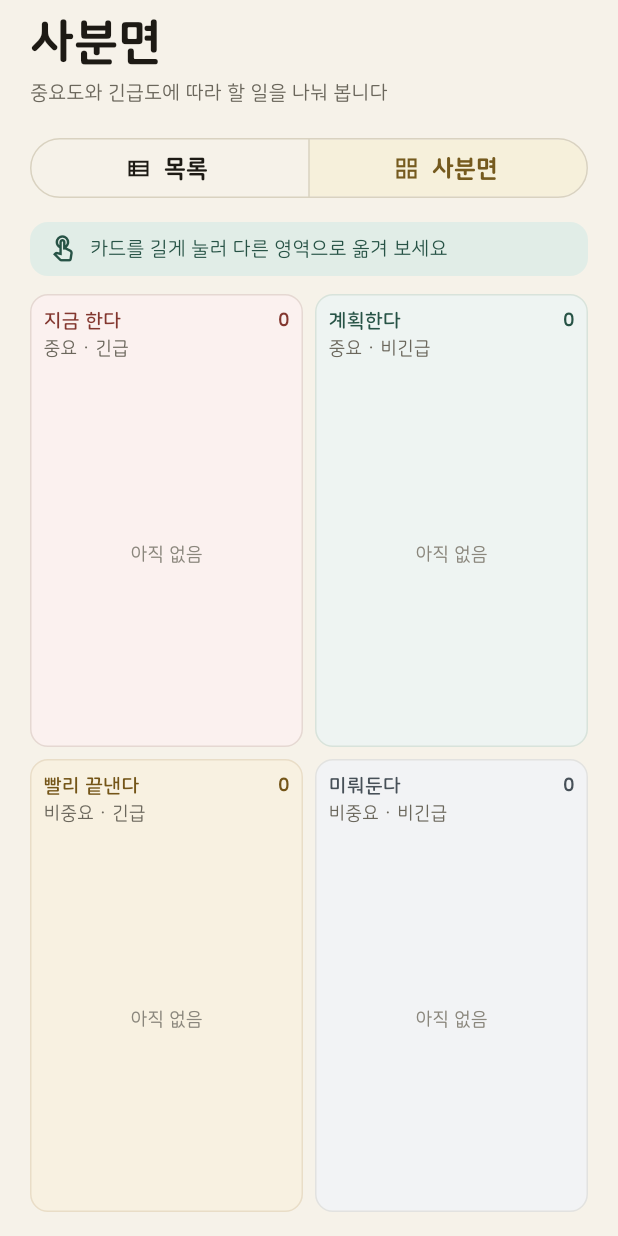
After one commit to endl24/Do-it, a Flutter app: the screen it shows after launch, after a tap on "사분면", on a phone screen of 412 x 824 dp. The commit adds this screen. Run offline on Flutter 3.47's test engine with Material 3 defaults, Android fonts, the light colour scheme and no system bars; our stand-ins replace sqflite; accounts and stored records are empty.

Commit message:
feat: 할 일 사분면 조회 화면 구현

```diff
--- a/app/lib/screens/todo_list/todo_list_screen.dart
+++ b/app/lib/screens/todo_list/todo_list_screen.dart
@@ -11,7 +11,9 @@ import '../../widgets/page_header.dart';
 import '../../widgets/todo_card.dart';
 import '../home/todo_controller.dart';
 import '../todo_detail/todo_detail_screen.dart';
+import '../todo_quadrant/todo_quadrant_screen.dart';
 import 'todo_form_sheet.dart';
+import 'widgets/todo_view_switcher.dart';
 
 class TodoListScreen extends StatefulWidget {
   const TodoListScreen({super.key, this.repository});
@@ -52,6 +54,13 @@ class _TodoListScreenState extends State<TodoListScreen> {
                     ? '저장된 할 일을 불러오는 중입니다'
                     : '남은 할 일 ${_controller.incompleteCount}개',
               ),
+              TodoViewSwitcher(
+                selected: TodoViewMode.list,
+                onChanged: (mode) {
+                  if (mode == TodoViewMode.quadrant) _openQuadrant();
+                },
+              ),
+              const SizedBox(height: AppSpacing.xs),
               _FilterBar(
                 selected: _controller.filter,
                 onSelected: _controller.setFilter,
@@ -169,6 +178,14 @@ class _TodoListScreenState extends State<TodoListScreen> {
       TodoDetailResult.deleted => '할 일을 삭제했습니다.',
     };
     _showResult(true, successMessage: message);
+  }
+
+  Future<void> _openQuadrant() async {
+    await Navigator.of(context).push<void>(
+      MaterialPageRoute(
+        builder: (_) => TodoQuadrantScreen(controller: _controller),
+      ),
+    );
   }
 
   Future<void> _toggle(Todo todo) async {
--- /dev/null
+++ b/app/lib/screens/todo_list/widgets/todo_view_switcher.dart
@@ -0,0 +1,45 @@
+import 'package:flutter/material.dart';
+
+import '../../../core/theme/app_spacing.dart';
+
+enum TodoViewMode { list, quadrant }
+
+class TodoViewSwitcher extends StatelessWidget {
+  const TodoViewSwitcher({
+    required this.selected,
+    required this.onChanged,
+    super.key,
+  });
+
+  final TodoViewMode selected;
+  final ValueChanged<TodoViewMode> onChanged;
+
+  @override
+  Widget build(BuildContext context) {
+    return Padding(
+      padding: const EdgeInsets.symmetric(
+        horizontal: AppSpacing.screenHorizontal,
+      ),
+      child: SizedBox(
+        width: double.infinity,
+        child: SegmentedButton<TodoViewMode>(
+          showSelectedIcon: false,
+          segments: const [
+            ButtonSegment(
+              value: TodoViewMode.list,
+              icon: Icon(Icons.view_list_outlined),
+              label: Text('목록'),
+            ),
+            ButtonSegment(
+              value: TodoViewMode.quadrant,
+              icon: Icon(Icons.grid_view_outlined),
+              label: Text('사분면'),
+            ),
+          ],
+          selected: {selected},
+          onSelectionChanged: (values) => onChanged(values.single),
+        ),
+      ),
+    );
+  }
+}
--- /dev/null
+++ b/app/lib/screens/todo_quadrant/todo_quadrant_screen.dart
@@ -0,0 +1,312 @@
+import 'package:flutter/material.dart';
+
+import '../../core/theme/app_colors.dart';
+import '../../core/theme/app_spacing.dart';
+import '../../core/theme/app_typography.dart';
+import '../../models/todo.dart';
+import '../../widgets/page_header.dart';
+import '../../widgets/todo_card.dart';
+import '../home/todo_controller.dart';
+import '../todo_detail/todo_detail_screen.dart';
+import '../todo_list/widgets/todo_view_switcher.dart';
+
+class TodoQuadrantScreen extends StatelessWidget {
+  const TodoQuadrantScreen({required this.controller, super.key});
+
+  final TodoController controller;
+
+  @override
+  Widget build(BuildContext context) {
+    return Scaffold(
+      body: SafeArea(
+        child: AnimatedBuilder(
+          animation: controller,
+          builder: (context, _) => Column(
+            children: [
+              const PageHeader(
+                title: '사분면',
+                subtitle: '중요도와 긴급도에 따라 할 일을 나눠 봅니다',
+              ),
+              TodoViewSwitcher(
+                selected: TodoViewMode.quadrant,
+                onChanged: (mode) {
+                  if (mode == TodoViewMode.list) Navigator.of(context).pop();
+                },
+              ),
+              const Padding(
+                padding: EdgeInsets.fromLTRB(
+                  AppSpacing.screenHorizontal,
+                  AppSpacing.sm,
+                  AppSpacing.screenHorizontal,
+                  AppSpacing.sm,
+                ),
+                child: _MoveGuide(),
+              ),
+              Expanded(
+                child: Padding(
+                  padding: const EdgeInsets.fromLTRB(
+                    AppSpacing.screenHorizontal,
+                    0,
+                    AppSpacing.screenHorizontal,
+                    AppSpacing.md,
+                  ),
+                  child: _QuadrantGrid(
+                    controller: controller,
+                    onOpenDetail: (todo) => _openDetail(context, todo),
+                    onMoveFailed: () => _showMessage(
+                      context,
+                      controller.errorMessage ?? '분류를 변경하지 못했습니다.',
+                    ),
+                  ),
+                ),
+              ),
+            ],
+          ),
+        ),
+      ),
+    );
+  }
+
+  Future<void> _openDetail(BuildContext context, Todo todo) async {
+    final result = await Navigator.of(context).push<TodoDetailResult>(
+      MaterialPageRoute(
+        builder: (_) => TodoDetailScreen(
+          todo: todo,
+          onUpdate: controller.update,
+          onDelete: controller.remove,
+        ),
+      ),
+    );
+    if (!context.mounted || result == null) return;
+    final message = switch (result) {
+      TodoDetailResult.completed =>
+        todo.isCompleted ? '미완료로 변경했습니다.' : '할 일을 완료했습니다.',
+      TodoDetailResult.deleted => '할 일을 삭제했습니다.',
+    };
+    _showMessage(context, message);
+  }
+
+  void _showMessage(BuildContext context, String message) {
+    ScaffoldMessenger.of(context)
+      ..hideCurrentSnackBar()
+      ..showSnackBar(SnackBar(content: Text(message)));
+  }
+}
+
+class _MoveGuide extends StatelessWidget {
+  const _MoveGuide();
+
+  @override
+  Widget build(BuildContext context) {
+    return Container(
+      width: double.infinity,
+      padding: const EdgeInsets.symmetric(
+        horizontal: AppSpacing.sm,
+        vertical: AppSpacing.xs,
+      ),
+      decoration: BoxDecoration(
+        color: AppColors.primaryContainer,
+        borderRadius: BorderRadius.circular(AppRadius.md),
+      ),
+      child: Row(
+        children: [
+          const Icon(
+            Icons.touch_app_outlined,
+            size: AppSize.iconSm,
+            color: AppColors.onPrimaryContainer,
+          ),
+          const SizedBox(width: AppSpacing.xs),
+          Expanded(
+            child: Text(
+              '카드를 길게 눌러 다른 영역으로 옮겨 보세요',
+              style: AppTextStyles.bodySmall.copyWith(
+                color: AppColors.onPrimaryContainer,
+              ),
+            ),
+          ),
+        ],
+      ),
+    );
+  }
+}
+
+class _QuadrantGrid extends StatelessWidget {
+  const _QuadrantGrid({
+    required this.controller,
+    required this.onOpenDetail,
+    required this.onMoveFailed,
+  });
+
+  final TodoController controller;
+  final ValueChanged<Todo> onOpenDetail;
+  final VoidCallback onMoveFailed;
+
+  @override
+  Widget build(BuildContext context) {
+    return Column(
+      children: [
+        Expanded(
+          child: Row(
+            children: [
+              Expanded(child: _area(TodoQuadrant.doNow)),
+              const SizedBox(width: AppSpacing.xs),
+              Expanded(child: _area(TodoQuadrant.schedule)),
+            ],
+          ),
+        ),
+        const SizedBox(height: AppSpacing.xs),
+        Expanded(
+          child: Row(
+            children: [
+              Expanded(child: _area(TodoQuadrant.delegate)),
+              const SizedBox(width: AppSpacing.xs),
+              Expanded(child: _area(TodoQuadrant.eliminate)),
+            ],
+          ),
+        ),
+      ],
+    );
+  }
+
+  Widget _area(TodoQuadrant quadrant) {
+    final todos = controller.todos
+        .where((todo) => todo.quadrant == quadrant)
+        .toList(growable: false);
+    return _QuadrantArea(
+      key: ValueKey('quadrant-${quadrant.name}'),
+      quadrant: quadrant,
+      todos: todos,
+      onOpenDetail: onOpenDetail,
+      onMove: (todo) async {
+        if (!await controller.move(todo, quadrant)) onMoveFailed();
+      },
+    );
+  }
+}
+
+class _QuadrantArea extends StatelessWidget {
+  const _QuadrantArea({
+    required this.quadrant,
+    required this.todos,
+    required this.onOpenDetail,
+    required this.onMove,
+    super.key,
+  });
+
+  final TodoQuadrant quadrant;
+  final List<Todo> todos;
+  final ValueChanged<Todo> onOpenDetail;
+  final ValueChanged<Todo> onMove;
+
+  @override
+  Widget build(BuildContext context) {
+    final colors = QuadrantColors.of(
+      isImportant: _isImportant,
+      isUrgent: _isUrgent,
+    );
+    return DragTarget<Todo>(
+      onWillAcceptWithDetails: (details) => details.data.quadrant != quadrant,
+      onAcceptWithDetails: (details) => onMove(details.data),
+      builder: (context, candidateData, _) {
+        final isReceiving = candidateData.isNotEmpty;
+        return AnimatedContainer(
+          duration: const Duration(milliseconds: 150),
+          padding: const EdgeInsets.all(AppSpacing.xs),
+          decoration: BoxDecoration(
+            color: colors.areaBackground,
+            borderRadius: BorderRadius.circular(AppRadius.md),
+            border: Border.all(
+              color: isReceiving ? colors.foreground : colors.areaBorder,
+              width: isReceiving ? 2 : AppSize.borderWidth,
+            ),
+          ),
+          child: Column(
+            crossAxisAlignment: CrossAxisAlignment.start,
+            children: [
+              Row(
+                children: [
+                  Expanded(
+                    child: Text(
+                      quadrant.label,
+                      style: AppTextStyles.fieldLabel.copyWith(
+                        color: colors.foreground,
+                      ),
+                    ),
+                  ),
+                  Text(
+                    '${todos.length}',
+                    style: AppTextStyles.tag.copyWith(color: colors.foreground),
+                  ),
+                ],
+              ),
+              Text(
+                quadrant.description,
+                style: AppTextStyles.caption.copyWith(
+                  color: AppColors.textSecondary,
+                ),
+              ),
+              const SizedBox(height: AppSpacing.xs),
+              Expanded(
+                child: todos.isEmpty
+                    ? Center(
+                        child: Text(
+                          '아직 없음',
+                          style: AppTextStyles.caption.copyWith(
+                            color: AppColors.textTertiary,
+                          ),
+                        ),
+                      )
+                    : ListView.separated(
+                        key: PageStorageKey(quadrant.name),
+                        itemCount: todos.length,
+                        separatorBuilder: (_, _) =>
+                            const SizedBox(height: AppSpacing.xs),
+                        itemBuilder: (context, index) {
+                          final todo = todos[index];
+                          return LongPressDraggable<Todo>(
+                            key: ValueKey('quadrant-todo-${todo.id}'),
+                            data: todo,
+                            feedback: Material(
+                              color: Colors.transparent,
+                              child: SizedBox(
+                                width: 180,
+                                child: _card(todo, onTap: null),
+                              ),
+                            ),
+                            childWhenDragging: Opacity(
+                              opacity: 0.35,
+                              child: _card(todo, onTap: null),
+                            ),
+                            child: _card(todo, onTap: () => onOpenDetail(todo)),
+                          );
+                        },
+                      ),
+              ),
+            ],
+          ),
+        );
+      },
+    );
+  }
+
+  Widget _card(Todo todo, {required VoidCallback? onTap}) {
+    return TodoCard(
+      title: todo.title,
+      isImportant: todo.isImportant,
+      isUrgent: todo.isUrgent,
+      isDone: todo.isCompleted,
+      isPendingSync: todo.syncStatus == TodoSyncStatus.pending,
+      onTap: onTap,
+    );
+  }
+
+  bool get _isImportant => switch (quadrant) {
+    TodoQuadrant.doNow || TodoQuadrant.schedule => true,
+    TodoQuadrant.delegate || TodoQuadrant.eliminate => false,
+  };
+
+  bool get _isUrgent => switch (quadrant) {
+    TodoQuadrant.doNow || TodoQuadrant.delegate => true,
+    TodoQuadrant.schedule || TodoQuadrant.eliminate => false,
+  };
+}
```
Also changed, not shown: 2 other files.
